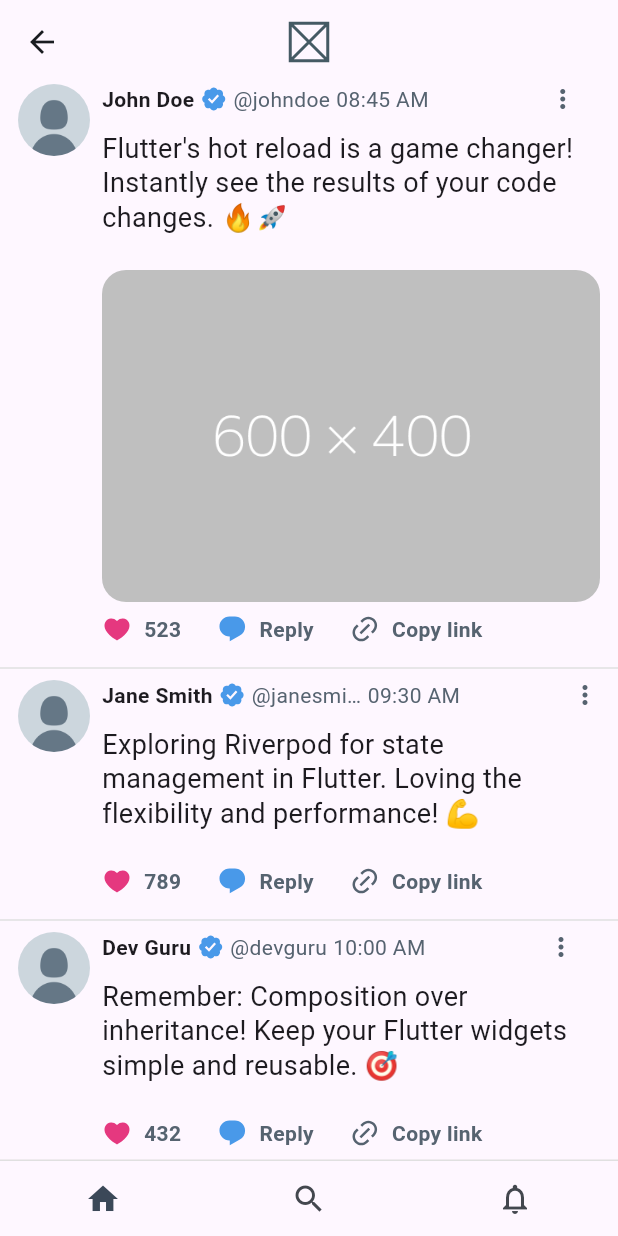
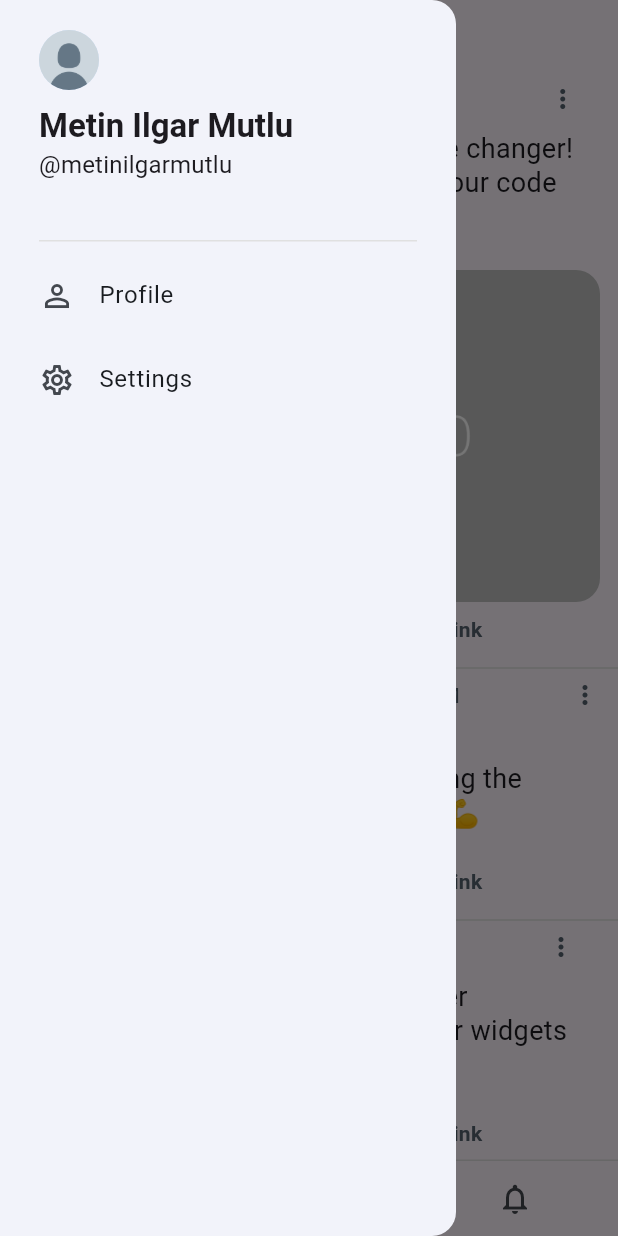
Before and after one commit to metinilgar/x-clone-flutter, a Flutter app: the NavigationMenu screen opened directly, with the side drawer open (before the commit the screen has no drawer), on a phone screen of 412 x 824 dp. Run offline on Flutter 3.47's test engine with Material 3 defaults, Android fonts, the phone set to English and light mode, and no system bars; our stand-ins replace flutter_riverpod, riverpod_annotation, vector_graphics; missing offline and left inert: hidable; generated files the repository leaves out were written again.

Commit message:
Add drawer to navigation menu

```diff
--- /dev/null
+++ b/lib/src/features/navigation_menu/presentation/drawer/drawer_contents.dart
@@ -0,0 +1,30 @@
+import 'package:flutter/material.dart';
+import 'package:x_clone_flutter/src/features/navigation_menu/presentation/drawer/drawer_profile_header.dart';
+
+class DrawerContents extends StatelessWidget {
+  const DrawerContents({super.key});
+
+  @override
+  Widget build(BuildContext context) {
+    return Drawer(
+      child: ListView(
+        padding: const EdgeInsets.symmetric(horizontal: 26),
+        children: [
+          const DrawerProfileHeader(),
+          ListTile(
+            contentPadding: EdgeInsets.zero,
+            leading: const Icon(Icons.person_outline),
+            title: const Text('Profile'),
+            onTap: () => Navigator.pop(context),
+          ),
+          ListTile(
+            contentPadding: EdgeInsets.zero,
+            leading: const Icon(Icons.settings_outlined),
+            title: const Text('Settings'),
+            onTap: () => Navigator.pop(context),
+          ),
+        ],
+      ),
+    );
+  }
+}
--- /dev/null
+++ b/lib/src/features/navigation_menu/presentation/drawer/drawer_profile_header.dart
@@ -0,0 +1,36 @@
+import 'package:flutter/material.dart';
+
+class DrawerProfileHeader extends StatelessWidget {
+  const DrawerProfileHeader({super.key});
+
+  @override
+  Widget build(BuildContext context) {
+    return DrawerHeader(
+      padding: const EdgeInsets.symmetric(horizontal: 0, vertical: 20),
+      child: Column(
+        crossAxisAlignment: CrossAxisAlignment.start,
+        children: [
+          const CircleAvatar(
+            radius: 20,
+            backgroundImage: AssetImage('assets/default_avatar.png'),
+          ),
+          const SizedBox(height: 10),
+          Text(
+            'Metin Ilgar Mutlu',
+            style: Theme.of(context)
+                .textTheme
+                .titleLarge!
+                .copyWith(fontWeight: FontWeight.bold),
+          ),
+          Text(
+            '@metinilgarmutlu',
+            style: Theme.of(context)
+                .textTheme
+                .titleMedium!
+                .copyWith(fontWeight: FontWeight.normal),
+          ),
+        ],
+      ),
+    );
+  }
+}
--- a/lib/src/features/navigation_menu/presentation/navigation_menu.dart
+++ b/lib/src/features/navigation_menu/presentation/navigation_menu.dart
@@ -1,6 +1,7 @@
 import 'package:flutter/material.dart';
 import 'package:flutter_riverpod/flutter_riverpod.dart';
 import 'package:x_clone_flutter/src/features/navigation_menu/controller/navigation_controller.dart';
+import 'package:x_clone_flutter/src/features/navigation_menu/presentation/drawer/drawer_contents.dart';
 import 'package:x_clone_flutter/src/features/notifications/notifications_screen.dart';
 import 'package:x_clone_flutter/src/features/search/search_screen.dart';
 import 'package:x_clone_flutter/src/features/tweet/presentation/tweet_list_screen.dart';
@@ -22,7 +23,7 @@ class _NavigationMenuState extends ConsumerState<NavigationMenu> {
 
     return Scaffold(
       appBar: Hidable(
-        preferredWidgetSize: const Size.fromHeight(80),
+        preferredWidgetSize: const Size.fromHeight(100),
         controller: scrollController,
         child: AppBar(
             surfaceTintColor: Colors.transparent,
@@ -30,6 +31,7 @@ class _NavigationMenuState extends ConsumerState<NavigationMenu> {
             centerTitle: true,
             title: const SizedBox(width: 25, height: 25, child: Placeholder())),
       ),
+      drawer: const DrawerContents(),
       bottomNavigationBar: Hidable(
         controller: scrollController,
         child: Container(
```
